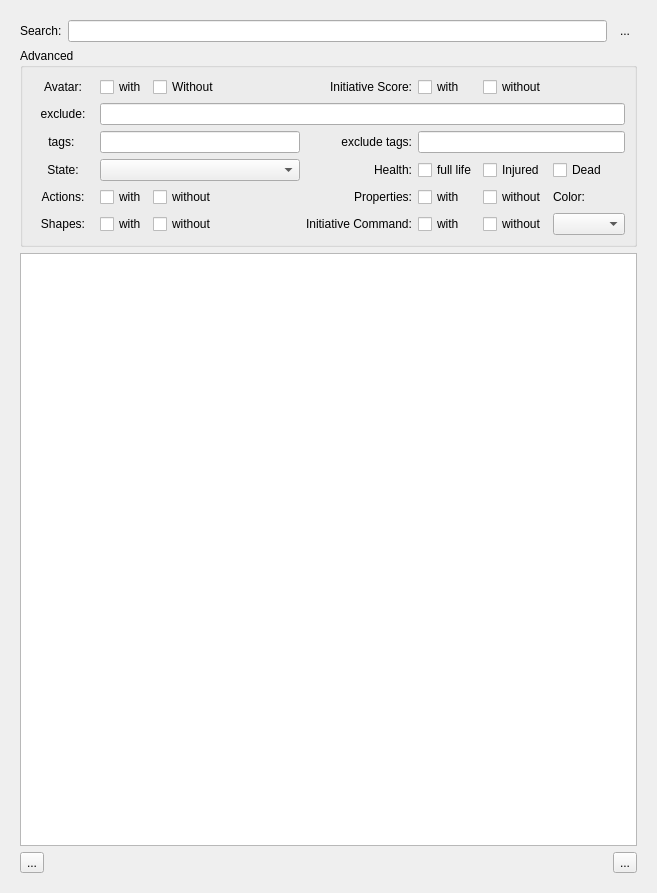
First picture: the form in src/libraries/rwidgets/docks/antagonistboard.ui, repository Rolisteam/rolisteam, before the edit.
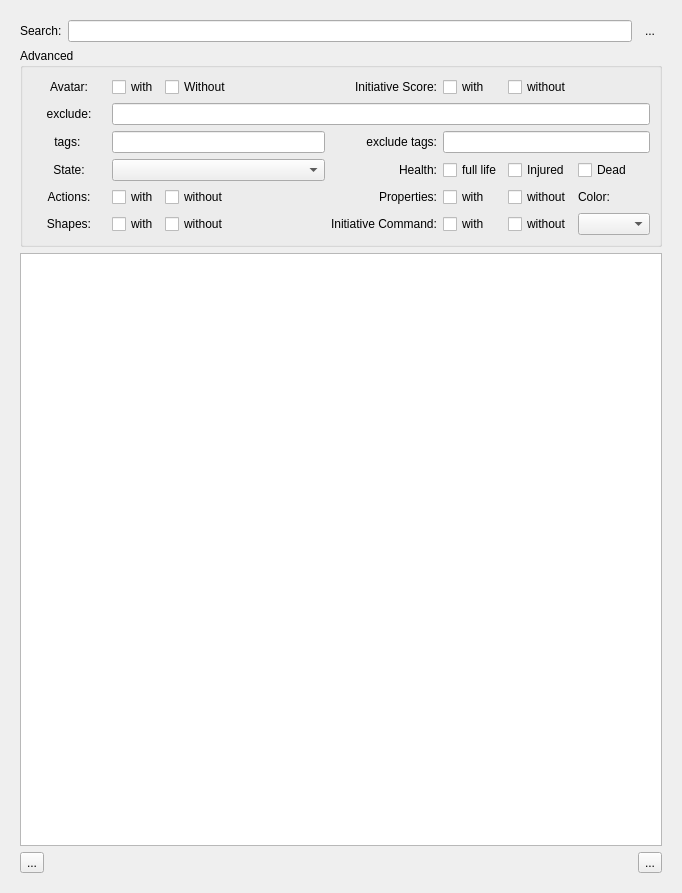
Second picture: the form after the edit. Icons and pictures are not drawn. Custom widgets are drawn as their Qt base class.

The edit to the form file:
```diff
--- a/src/libraries/rwidgets/docks/antagonistboard.ui
+++ b/src/libraries/rwidgets/docks/antagonistboard.ui
@@ -6,7 +6,7 @@
    <rect>
     <x>0</x>
     <y>0</y>
-    <width>657</width>
+    <width>682</width>
     <height>893</height>
    </rect>
   </property>
```
Left out of the diff: 6 changed lines with no effect on the pictures.
